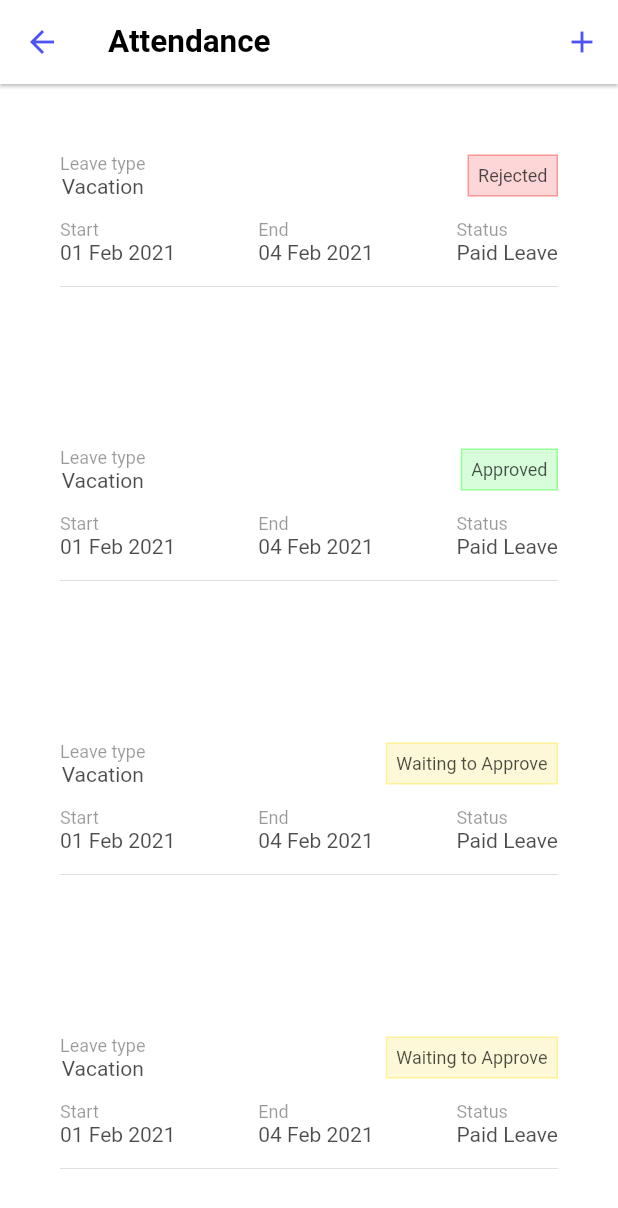
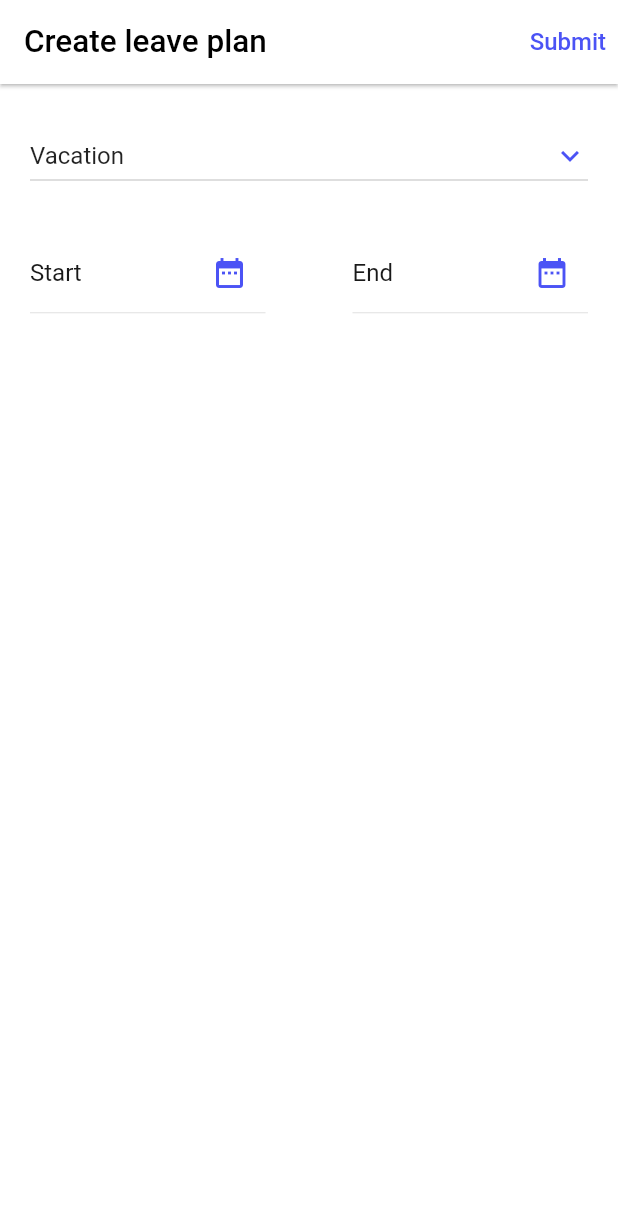
Before and after one commit to hussamhejazy/Task-Manager-Project, a Flutter app: the screen it shows after launch, on a phone screen of 412 x 824 dp. Shown: the top 1208 px of the screen. Run offline on Flutter 3.47's test engine with Material 2 defaults, Android fonts, the phone set to English and light mode, and no system bars.

Commit message:
add create_leave_screen

```diff
--- a/lib/models/Task.dart
+++ b/lib/models/Task.dart
@@ -10,5 +10,6 @@ class Task{
    int status;
 
 
+
   Task({ required this.title, required this.deadLine,required this.status});
 }
--- /dev/null
+++ b/lib/screens/create_leave_screen.dart
@@ -0,0 +1,179 @@
+import 'package:flutter/material.dart';
+
+class CreateLeaveScreen extends StatefulWidget {
+  const CreateLeaveScreen({Key? key}) : super(key: key);
+
+  @override
+  _CreateLeaveScreenState createState() => _CreateLeaveScreenState();
+}
+
+class _CreateLeaveScreenState extends State<CreateLeaveScreen> {
+  DateTime? startDate;
+  DateTime? endDate;
+  int _value = 1;
+
+
+
+  @override
+  Widget build(BuildContext context) {
+    return Scaffold(
+      backgroundColor: Colors.white,
+      appBar: AppBar(
+        backgroundColor: Colors.white,
+        elevation: 1,
+        iconTheme: IconThemeData(
+          color: Color(0xFF4B53F5),
+        ),
+        title: Text(
+          'Create leave plan',
+          style: TextStyle(fontSize: 21, color: Colors.black),
+        ),
+        actions: [
+          TextButton(
+              onPressed: () {
+                print(_getTypeLeave);
+                print(_getStartDate);
+                print(_getEndDate);
+              },
+              child: Text(
+                'Submit',
+                style: TextStyle(fontSize: 16, color: Color(0xFF4B53F5)),
+              ))
+        ],
+      ),
+      body: Padding(
+        padding: const EdgeInsets.symmetric(horizontal: 20, vertical: 24),
+        child: Container(
+          child: Column(children: [
+            DropdownButton(
+              value: _value,
+              items: [
+                DropdownMenuItem(
+                  child: Text('Vacation'),
+                  value: 1,
+                ),
+                DropdownMenuItem(
+                  child: Text('Sick / Medical Appoinment'),
+                  value: 2,
+                ),
+                DropdownMenuItem(
+                  child: Text('Maternity'),
+                  value: 3,
+                ),
+              ],
+              onChanged: (int? value) {
+                setState(() {
+                  _value = value!;
+                });
+              },
+              icon: Icon(Icons.keyboard_arrow_down_sharp),
+              iconEnabledColor: Color(0xFF4B53F5),
+              iconDisabledColor: Color(0xFF4B53F5),
+              isExpanded: true,
+            ),
+            SizedBox(
+              height: 30,
+            ),
+            Row(
+              mainAxisAlignment: MainAxisAlignment.spaceBetween,
+              children: [
+                Container(
+                  width: 157,
+                  child: Column(
+                    children: [
+                      Row(
+                        mainAxisAlignment: MainAxisAlignment.spaceBetween,
+                        children: [
+                          Text(
+                            _getStartDate,
+                            style: TextStyle(
+                                fontSize: 16,
+                                color: Colors.black.withOpacity(0.9)),
+                          ),
+                          IconButton(
+                            onPressed: () {
+                              _pickDate(context);
+                            },
+                            icon: Icon(
+                              Icons.date_range,
+                              color: Color(0xFF4B53F5),
+                            ),
+                          )
+                        ],
+                      ),
+                      Divider(
+                        height: 5,
+                      )
+                    ],
+                  ),
+                ),
+                Container(
+                  width: 157,
+                  child: Column(
+                    children: [
+                      Row(
+                        mainAxisAlignment: MainAxisAlignment.spaceBetween,
+                        children: [
+                          Text(
+                            _getEndDate,
+                            style: TextStyle(
+                                fontSize: 16,
+                                color: Colors.black.withOpacity(0.9)),
+                          ),
+                          IconButton(
+                            onPressed: () {
+                              _pickDate(context, startDateSelect: false);
+                            },
+                            icon: Icon(
+                              Icons.date_range,
+                              color: Color(0xFF4B53F5),
+                            ),
+                          ),
+                        ],
+                      ),
+                      Divider(
+                        height: 5,
+                      )
+                    ],
+                  ),
+                )
+              ],
+            )
+          ]),
+        ),
+      ),
+    );
+  }
+
+  Future _pickDate(BuildContext context, {bool startDateSelect = true}) async {
+    final initialDate = DateTime.now();
+    final newDate = await showDatePicker(
+      context: context,
+      initialDate: initialDate,
+      firstDate: DateTime(DateTime.now().year - 1),
+      lastDate: DateTime(DateTime.now().year + 5),
+    );
+
+    if (newDate == null) return;
+
+    setState(() => startDateSelect ? startDate = newDate : endDate = newDate);
+
+    return startDateSelect ? startDate : endDate;
+  }
+
+  String get _getStartDate => (startDate == null)
+      ? 'Start'
+      : '${startDate!.year}/${startDate!.month}/${startDate!.day}';
+
+  String get _getEndDate => (endDate == null)
+      ? 'End'
+      : '${endDate!.year}/${endDate!.month}/${endDate!.day}';
+
+  String get _getTypeLeave => (_value == 1)
+      ? 'Vacation'
+      : (_value == 2)
+      ? 'Sick / Medical Appoinment'
+      : (_value == 3)
+      ? 'Maternity'
+      : '';
+}
--- a/lib/screens/leave_screen.dart
+++ b/lib/screens/leave_screen.dart
@@ -25,7 +25,9 @@ class _LeaveScreen extends State<LeaveScreen> {
         elevation: 1,
         leading: IconButton(onPressed: (){Navigator.pop(context);},icon: Icon(Icons.arrow_back,),),
         actions: [
-          IconButton(onPressed: (){}, icon: Icon(Icons.add))
+          IconButton(onPressed: (){
+            Navigator.pushNamed(context, '/create_leave_screen');
+          }, icon: Icon(Icons.add))
         ],
       ),
       body: ListView.builder(
--- a/lib/screens/main.dart
+++ b/lib/screens/main.dart
@@ -1,5 +1,6 @@
 import 'package:flutter/material.dart';
 import 'package:task_manager/screens/attendance_screen.dart';
+import 'package:task_manager/screens/create_leave_screen.dart';
 import 'package:task_manager/screens/leave_screen.dart';
 import 'package:task_manager/screens/main_screen.dart';
 import 'package:task_manager/screens/nb_screens/pk_task_screen/add_task_screen.dart';
@@ -15,13 +16,14 @@ class MyApp extends StatelessWidget {
   Widget build(BuildContext context) {
     return MaterialApp(
       debugShowCheckedModeBanner: false,
-      initialRoute: '/leave_screen',
+      initialRoute: '/create_leave_screen',
       routes: {
         '/main_screen':(context)=>MainScreen(),
         '/add_task_screen':(context)=>AddTask(),
         '/task_detail_screen':(context)=>TaskDetail(),
         '/attendance_screen':(context)=>Attendance(),
         '/leave_screen':(context)=>LeaveScreen(),
+        '/create_leave_screen':(context)=>CreateLeaveScreen(),
 
       },
     );
```
